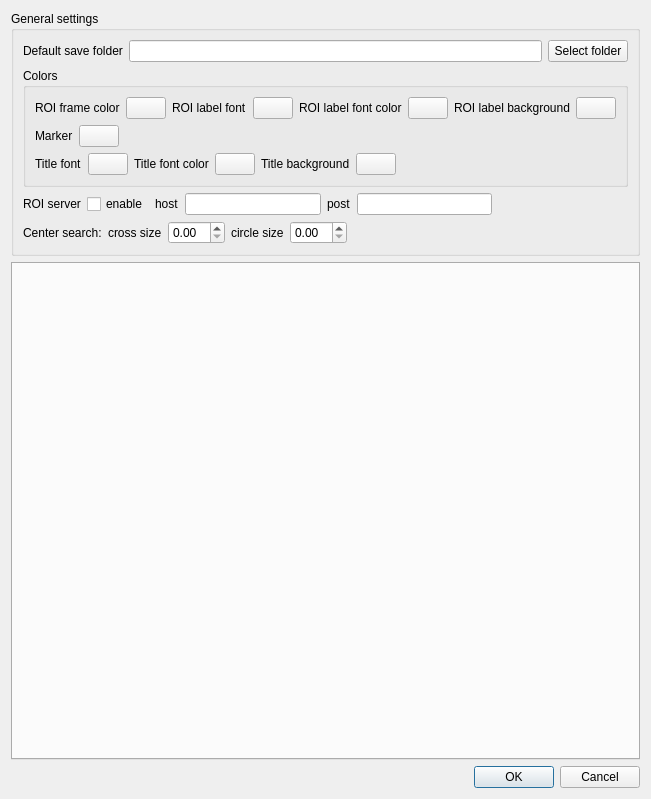
yamedvedya/camera_viewer, file uis/SettingsDialog.ui: the form before one commit.
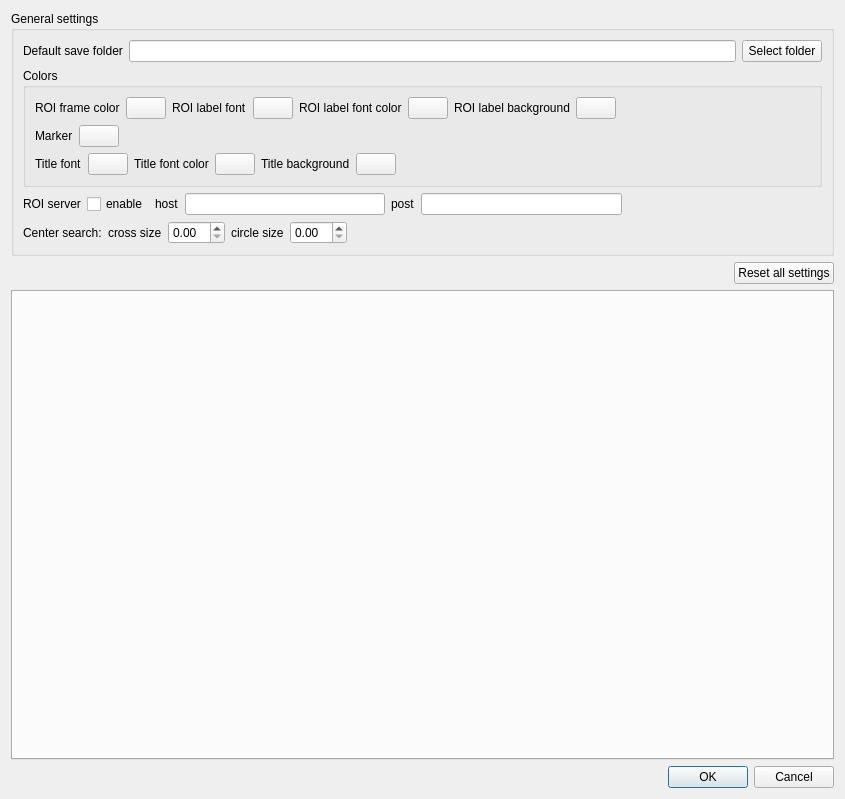
The form after the commit.

Diff of the .ui file:
```diff
--- a/uis/SettingsDialog.ui
+++ b/uis/SettingsDialog.ui
@@ -6,7 +6,7 @@
    <rect>
     <x>0</x>
     <y>0</y>
-    <width>629</width>
+    <width>845</width>
     <height>799</height>
    </rect>
   </property>
@@ -311,6 +311,30 @@
      </layout>
     </widget>
    </item>
+   <item>
+    <layout class="QHBoxLayout" name="horizontalLayout_7">
+     <item>
+      <spacer name="horizontalSpacer_6">
+       <property name="orientation">
+        <enum>Qt::Horizontal</enum>
+       </property>
+       <property name="sizeHint" stdset="0">
+        <size>
+         <width>40</width>
+         <height>20</height>
+        </size>
+       </property>
+      </spacer>
+     </item>
+     <item>
+      <widget class="QPushButton" name="cmd_reset_settings">
+       <property name="text">
+        <string>Reset all settings</string>
+       </property>
+      </widget>
+     </item>
+    </layout>
+   </item>
    <item>
     <widget class="QTabWidget" name="tb_cameras">
      <property name="currentIndex">
```
